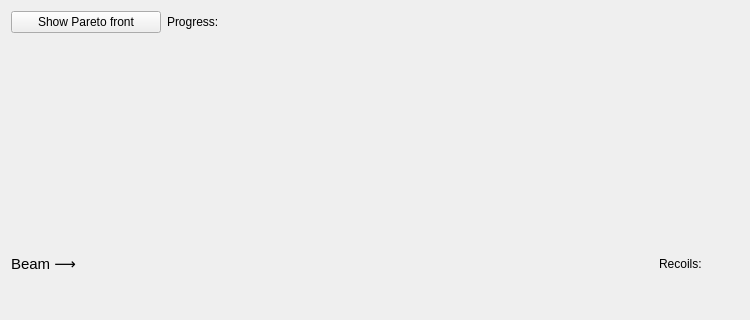
This is ui_files/ui_optimization_results_widget.ui in JYU-IBA/potku as Qt 5 draws it before an edit; both pictures show x 0 to 750 and y 0 to 320 of the 750 by 500 pixel window. The edited form follows.
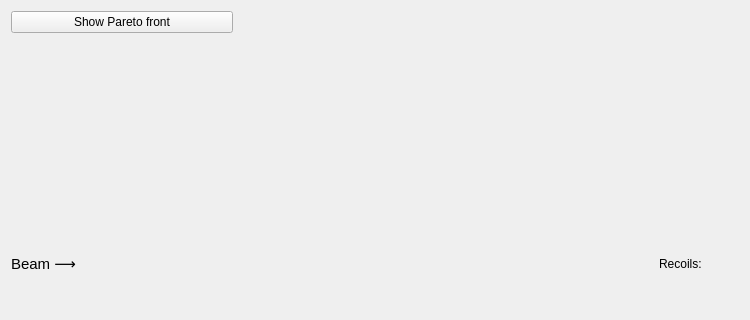
This is the edited form.

Commit message:
Refactoring simulation and optimization
- Optimization type now determined by an enum.
- Errors reported more nicely in the GUI when optimizing recoil.
  Errors from fluence optimization also reported but the layout
  needs to be fixed.
- Fixed an issue (this may have only happened on Linux) where detector
  files were not saved with the '.detector' extension when clicking
  the save button in detector settings.
- Refactored the rx pipeline.
- If MCERD stops because of an error, Potku now properly identifies
  the simulation process as being finished.

```diff
--- a/ui_files/ui_optimization_results_widget.ui
+++ b/ui_files/ui_optimization_results_widget.ui
@@ -10,6 +10,12 @@
     <height>500</height>
    </rect>
   </property>
+  <property name="sizePolicy">
+   <sizepolicy hsizetype="Preferred" vsizetype="Preferred">
+    <horstretch>0</horstretch>
+    <verstretch>0</verstretch>
+   </sizepolicy>
+  </property>
   <property name="minimumSize">
    <size>
     <width>750</width>
@@ -29,7 +35,7 @@
       <widget class="QPushButton" name="pushButton">
        <property name="minimumSize">
         <size>
-         <width>150</width>
+         <width>0</width>
          <height>0</height>
         </size>
        </property>
@@ -38,33 +44,22 @@
        </property>
       </widget>
      </item>
-     <item>
-      <widget class="QLabel" name="label">
-       <property name="text">
-        <string>Progress:</string>
-       </property>
-      </widget>
-     </item>
      <item>
       <widget class="QLabel" name="progressLabel">
+       <property name="minimumSize">
+        <size>
+         <width>500</width>
+         <height>0</height>
+        </size>
+       </property>
        <property name="text">
         <string/>
        </property>
+       <property name="wordWrap">
+        <bool>true</bool>
+       </property>
       </widget>
      </item>
-     <item>
-      <spacer name="horizontalSpacer">
-       <property name="orientation">
-        <enum>Qt::Horizontal</enum>
-       </property>
-       <property name="sizeHint" stdset="0">
-        <size>
-         <width>40</width>
-         <height>20</height>
-        </size>
-       </property>
-      </spacer>
-     </item>
     </layout>
    </item>
    <item row="2" column="0" colspan="2">
```
The commit also changes 12 other files.
